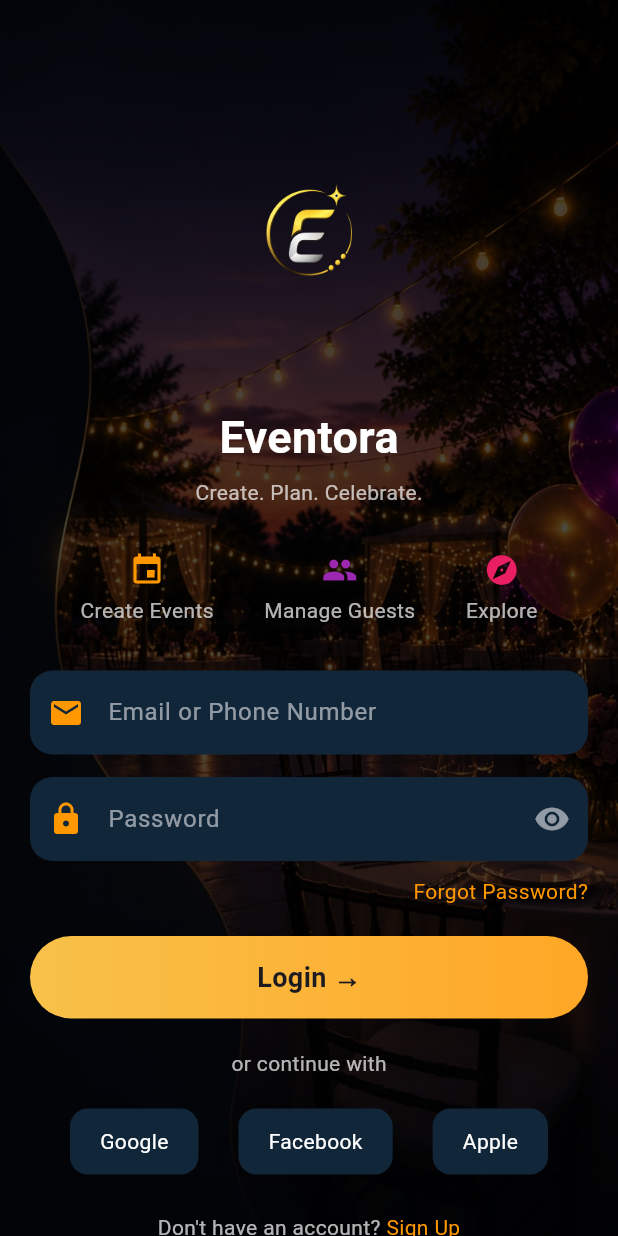
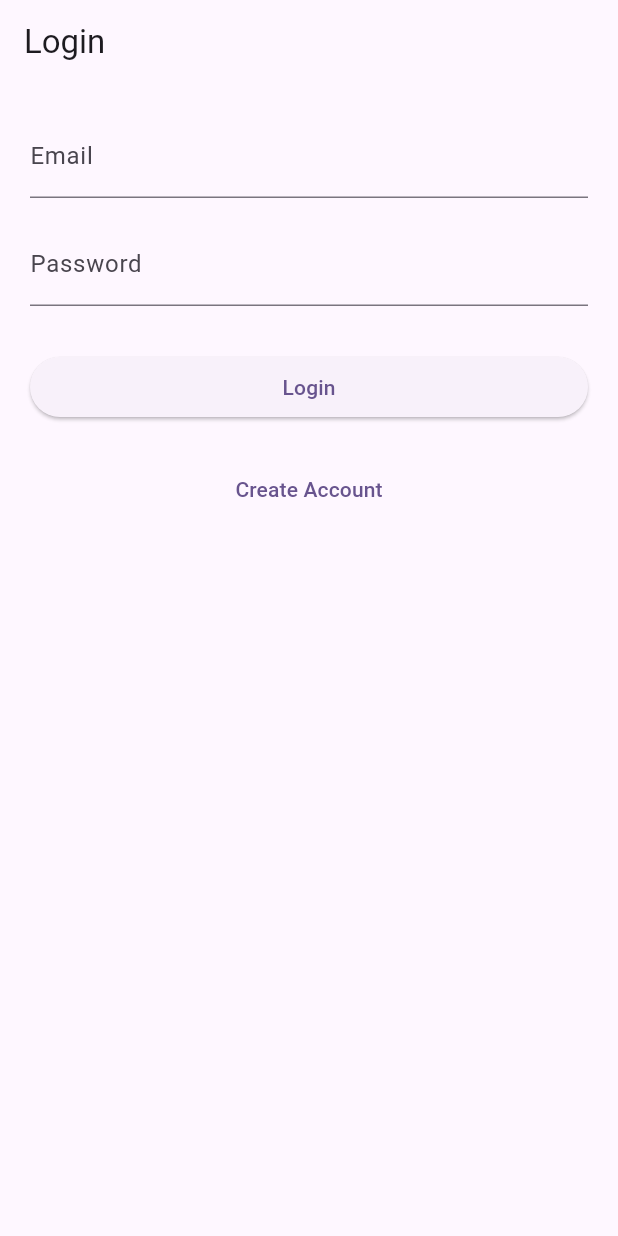
Before and after one commit to daspranay918/event-manager, a Flutter app: the screen it shows after launch, on a phone screen of 412 x 824 dp. Run offline on Flutter 3.47's test engine with Material 3 defaults, Android fonts, the phone set to English and light mode, and no system bars; our stand-ins replace flutter_riverpod, go_router, supabase_flutter; accounts and stored records are empty.

Commit message:
added supabase connection, create folder structure add go_router and added riverpod

```diff
--- a/lib/Auth/login/login_screen.dart
+++ /dev/null
@@ -1,251 +0,0 @@
-import 'package:flutter/material.dart';
-
-class LoginScreen extends StatefulWidget {
-  const LoginScreen({super.key});
-
-  @override
-  State<LoginScreen> createState() => _LoginScreenState();
-}
-
-class _LoginScreenState extends State<LoginScreen> {
-  @override
-  Widget build(BuildContext context) {
-    return Scaffold(
-      resizeToAvoidBottomInset: true,
-      body: Stack(
-        children: [
-          /// BACKGROUND IMAGE
-          Positioned.fill(
-            child: Image.asset(
-              "assets/images/background1.jpeg",
-              fit: BoxFit.cover,
-            ),
-          ),
-
-          /// DARK OVERLAY
-          Positioned.fill(
-            child: Container(
-              color: Colors.black.withOpacity(0.7),
-            ),
-          ),
-
-          /// MAIN CONTENT
-          SingleChildScrollView(
-            child: ConstrainedBox(
-              constraints: BoxConstraints(
-                minHeight: MediaQuery.of(context).size.height,
-              ),
-              child: IntrinsicHeight(
-                child: Padding(
-                  padding: const EdgeInsets.symmetric(horizontal: 20),
-                  child: Column(
-                    children: [
-                      const SizedBox(height: 70),
-
-                      /// LOGO
-                      Image.asset(
-                        "assets/images/logo.png",
-                        height: 190,
-                      ),
-
-                      const SizedBox(height: 10),
-
-                      /// TITLE
-                      const Text(
-                        "Eventora",
-                        style: TextStyle(
-                          fontSize: 30,
-                          fontWeight: FontWeight.bold,
-                          color: Colors.white,
-                        ),
-                      ),
-
-                      const SizedBox(height: 5),
-
-                      const Text(
-                        "Create. Plan. Celebrate.",
-                        style: TextStyle(color: Colors.white70),
-                      ),
-
-                      const SizedBox(height: 30),
-
-                      /// FEATURE ICONS
-                      Row(
-                        mainAxisAlignment: MainAxisAlignment.spaceEvenly,
-                        children: const [
-                          Column(
-                            children: [
-                              Icon(Icons.event, color: Colors.orange),
-                              SizedBox(height: 5),
-                              Text("Create Events",
-                                  style: TextStyle(color: Colors.white70)),
-                            ],
-                          ),
-                          Column(
-                            children: [
-                              Icon(Icons.group, color: Colors.purple),
-                              SizedBox(height: 5),
-                              Text("Manage Guests",
-                                  style: TextStyle(color: Colors.white70)),
-                            ],
-                          ),
-                          Column(
-                            children: [
-                              Icon(Icons.explore, color: Colors.pink),
-                              SizedBox(height: 5),
-                              Text("Explore",
-                                  style: TextStyle(color: Colors.white70)),
-                            ],
-                          ),
-                        ],
-                      ),
-
-                      const SizedBox(height: 30),
-
-                      /// EMAIL FIELD
-                      TextField(
-                        style: const TextStyle(color: Colors.white),
-                        decoration: InputDecoration(
-                          prefixIcon:
-                          const Icon(Icons.email, color: Colors.orange),
-                          hintText: "Email or Phone Number",
-                          hintStyle:
-                          const TextStyle(color: Colors.white54),
-                          filled: true,
-                          fillColor: const Color(0xFF12263A),
-                          border: OutlineInputBorder(
-                            borderRadius: BorderRadius.circular(15),
-                            borderSide: BorderSide.none,
-                          ),
-                        ),
-                      ),
-
-                      const SizedBox(height: 15),
-
-                      /// PASSWORD FIELD
-                      TextField(
-                        obscureText: true,
-                        style: const TextStyle(color: Colors.white),
-                        decoration: InputDecoration(
-                          prefixIcon:
-                          const Icon(Icons.lock, color: Colors.orange),
-                          suffixIcon: const Icon(Icons.visibility,
-                              color: Colors.white54),
-                          hintText: "Password",
-                          hintStyle:
-                          const TextStyle(color: Colors.white54),
-                          filled: true,
-                          fillColor: const Color(0xFF12263A),
-                          border: OutlineInputBorder(
-                            borderRadius: BorderRadius.circular(15),
-                            borderSide: BorderSide.none,
-                          ),
-                        ),
-                      ),
-
-                      const SizedBox(height: 10),
-
-                      /// REMEMBER + FORGOT
-                      Row(
-                        mainAxisAlignment:
-                        MainAxisAlignment.end,
-                        children: const [
-
-                          Text("Forgot Password?",
-                              style:
-                              TextStyle(color: Colors.orange)),
-                        ],
-                      ),
-
-                      const SizedBox(height: 20),
-
-                      /// LOGIN BUTTON
-                      Container(
-                        width: double.infinity,
-                        height: 55,
-                        decoration: BoxDecoration(
-                          borderRadius: BorderRadius.circular(30),
-                          gradient: const LinearGradient(
-                            colors: [
-                              Color(0xFFF8C14A),
-                              Color(0xFFFFA726)
-                            ],
-                          ),
-                        ),
-                        child: const Center(
-                          child: Text(
-                            "Login →",
-                            style: TextStyle(
-                              fontSize: 18,
-                              fontWeight: FontWeight.bold,
-                            ),
-                          ),
-                        ),
-                      ),
-
-                      const SizedBox(height: 20),
-
-                      const Text("or continue with",
-                          style:
-                          TextStyle(color: Colors.white70)),
-
-                      const SizedBox(height: 20),
-
-                      /// SOCIAL BUTTONS
-                      Row(
-                        mainAxisAlignment:
-                        MainAxisAlignment.spaceEvenly,
-                        children: [
-                          _socialBtn("Google"),
-                          _socialBtn("Facebook"),
-                          _socialBtn("Apple"),
-                        ],
-                      ),
-
-                      const SizedBox(height: 25),
-
-                      /// SIGN UP
-                      const Text.rich(
-                        TextSpan(
-                          text: "Don't have an account? ",
-                          style: TextStyle(color: Colors.white70),
-                          children: [
-                            TextSpan(
-                              text: "Sign Up",
-                              style:
-                              TextStyle(color: Colors.orange),
-                            )
-                          ],
-                        ),
-                      ),
-
-                      const Spacer(), // 🔥 pushes content properly
-
-                      const SizedBox(height: 20),
-                    ],
-                  ),
-                ),
-              ),
-            ),
-          ),
-        ],
-      ),
-    );
-  }
-
-  /// SOCIAL BUTTON
-  Widget _socialBtn(String text) {
-    return Container(
-      padding:
-      const EdgeInsets.symmetric(horizontal: 20, vertical: 12),
-      decoration: BoxDecoration(
-        borderRadius: BorderRadius.circular(12),
-        color: const Color(0xFF12263A),
-      ),
-      child: Text(
-        text,
-        style: const TextStyle(color: Colors.white),
-      ),
-    );
-  }
-}
--- /dev/null
+++ b/lib/Screens/login_screen.dart
@@ -0,0 +1,129 @@
+import 'package:flutter/material.dart';
+import 'package:go_router/go_router.dart';
+
+import '../services/auth_service.dart';
+
+class LoginScreen extends StatefulWidget {
+  const LoginScreen({super.key});
+
+  @override
+  State<LoginScreen> createState() => _LoginScreenState();
+}
+
+class _LoginScreenState extends State<LoginScreen> {
+
+  final emailController = TextEditingController();
+  final passwordController = TextEditingController();
+
+  bool isLoading = false;
+
+  Future<void> login() async {
+
+    final email = emailController.text.trim();
+    final password = passwordController.text.trim();
+
+    try {
+
+      setState(() {
+        isLoading = true;
+      });
+
+      await AuthService().signIn(
+        email: email,
+        password: password,
+      );
+
+      if (mounted) {
+
+        ScaffoldMessenger.of(context).showSnackBar(
+          const SnackBar(
+            content: Text("Login Successful"),
+          ),
+        );
+
+        context.go('/home');
+      }
+
+    } catch (e) {
+
+      ScaffoldMessenger.of(context).showSnackBar(
+        SnackBar(
+          content: Text(e.toString()),
+        ),
+      );
+
+    } finally {
+
+      setState(() {
+        isLoading = false;
+      });
+    }
+  }
+
+  @override
+  Widget build(BuildContext context) {
+
+    return Scaffold(
+
+      appBar: AppBar(
+        title: const Text("Login"),
+      ),
+
+      body: Padding(
+
+        padding: const EdgeInsets.all(20),
+
+        child: Column(
+
+          children: [
+
+            TextField(
+              controller: emailController,
+              decoration: const InputDecoration(
+                labelText: "Email",
+              ),
+            ),
+
+            const SizedBox(height: 16),
+
+            TextField(
+              controller: passwordController,
+              obscureText: true,
+              decoration: const InputDecoration(
+                labelText: "Password",
+              ),
+            ),
+
+            const SizedBox(height: 30),
+
+            SizedBox(
+
+              width: double.infinity,
+
+              child: ElevatedButton(
+
+                onPressed: isLoading ? null : login,
+
+                child: isLoading
+                    ? const CircularProgressIndicator()
+                    : const Text("Login"),
+              ),
+            ),
+
+            const SizedBox(height: 20),
+
+            TextButton(
+
+              onPressed: () {
+                context.go('/register');
+              },
+
+              child: const Text("Create Account"),
+            ),
+
+          ],
+        ),
+      ),
+    );
+  }
+}
--- a/lib/Screens/splash_screen.dart
+++ b/lib/Screens/splash_screen.dart
@@ -1,6 +1,6 @@
 import 'package:flutter/material.dart';
-import 'package:next_meet/Auth/login/login_screen.dart';
-import 'package:next_meet/Screens/home_screen.dart';
+import 'package:next_meet/Screens/login_screen.dart';
+
 
 class SplashScreen extends StatefulWidget {
   const SplashScreen({super.key});
--- /dev/null
+++ b/lib/core/router.dart
@@ -0,0 +1,35 @@
+import 'package:go_router/go_router.dart';
+
+import '../screens/home_screen.dart';
+import '../screens/login_screen.dart';
+import '../screens/register_screen.dart';
+import '../screens/splash_screen.dart';
+
+final GoRouter appRouter = GoRouter(
+
+  initialLocation: '/',
+
+  routes: [
+
+    GoRoute(
+      path: '/',
+      builder: (context, state) => const SplashScreen(),
+    ),
+
+    GoRoute(
+      path: '/login',
+      builder: (context, state) => const LoginScreen(),
+    ),
+
+    GoRoute(
+      path: '/register',
+      builder: (context, state) => const RegisterScreen(),
+    ),
+
+    GoRoute(
+      path: '/home',
+      builder: (context, state) => const HomeScreen(),
+    ),
+
+  ],
+);
--- a/lib/main.dart
+++ b/lib/main.dart
@@ -1,11 +1,15 @@
-import 'package:flutter/foundation.dart';
 import 'package:flutter/material.dart';
-import 'package:next_meet/Auth/login/login_screen.dart';
-import 'package:next_meet/Screens/home_screen.dart';
-import 'package:next_meet/Screens/splash_screen.dart';
+import 'package:flutter_riverpod/flutter_riverpod.dart';
+import 'package:next_meet/core/router.dart';
+import 'package:supabase_flutter/supabase_flutter.dart';
 
-void main() {
-  runApp(const MyApp());
+Future<void> main() async {
+  WidgetsFlutterBinding.ensureInitialized();
+  await Supabase.initialize(
+    url: 'https://wxlwwufbzohjzrxbccza.supabase.co',
+    anonKey: 'sb_publishable_xVSDy1xtv72DqkLdkyOr9Q_oibAdaK0',
+  );
+  runApp(const ProviderScope(child: MyApp()));
 }
 
 class MyApp extends StatelessWidget {
@@ -14,14 +18,13 @@ class MyApp extends StatelessWidget {
   // This widget is the root of your application.
   @override
   Widget build(BuildContext context) {
-    return MaterialApp(
+    return MaterialApp.router(
       debugShowCheckedModeBanner: false,
       title: 'Eventora',
       theme: ThemeData(
-
-        colorScheme: .fromSeed(seedColor: Colors.deepPurple),
+        colorScheme: ColorScheme.fromSeed(seedColor: Colors.deepPurple),
       ),
-      home:const SplashScreen(),
+      routerConfig: appRouter,
     );
   }
 }
--- a/pubspec.yaml
+++ b/pubspec.yaml
@@ -34,6 +34,9 @@ dependencies:
   # The following adds the Cupertino Icons font to your application.
   # Use with the CupertinoIcons class for iOS style icons.
   cupertino_icons: ^1.0.8
+  supabase_flutter: ^2.12.4
+  flutter_riverpod: ^3.3.1
+  go_router: ^17.2.3
 
 dev_dependencies:
   flutter_test:
```
Also changed, not shown: lib/Screens/home_screen.dart (+24 -12 lines), lib/Screens/register_screen.dart (added, +176 -0 lines), lib/Services/auth_service.dart (added, +47 -0 lines), pubspec.lock, 5 other files.
